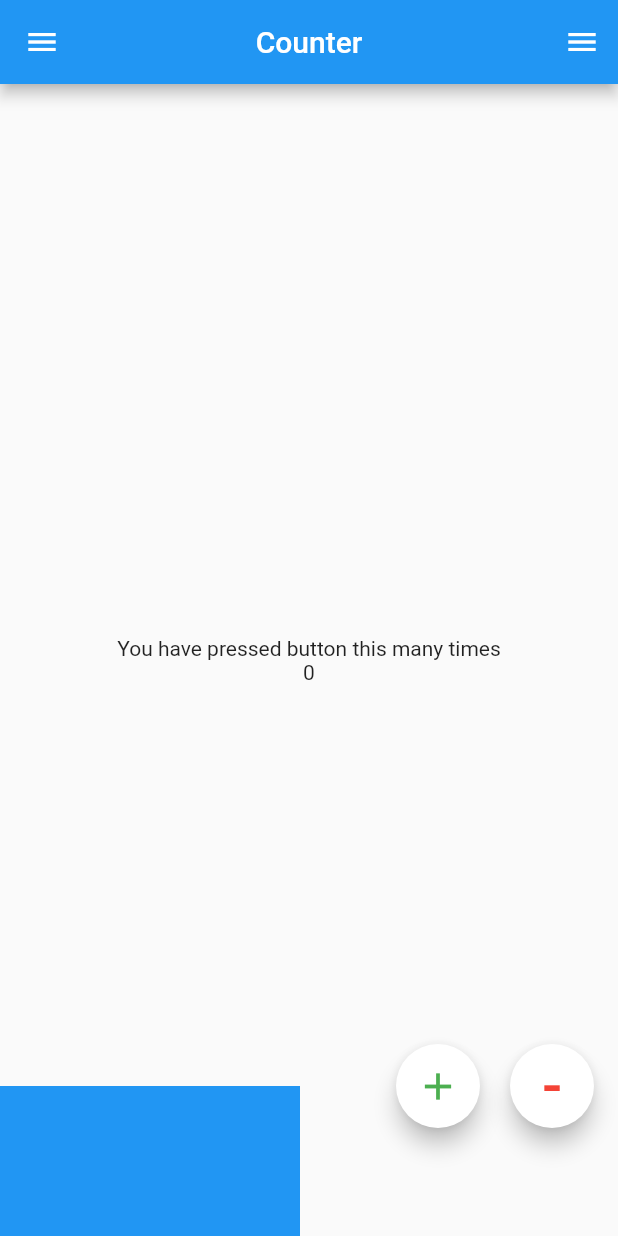
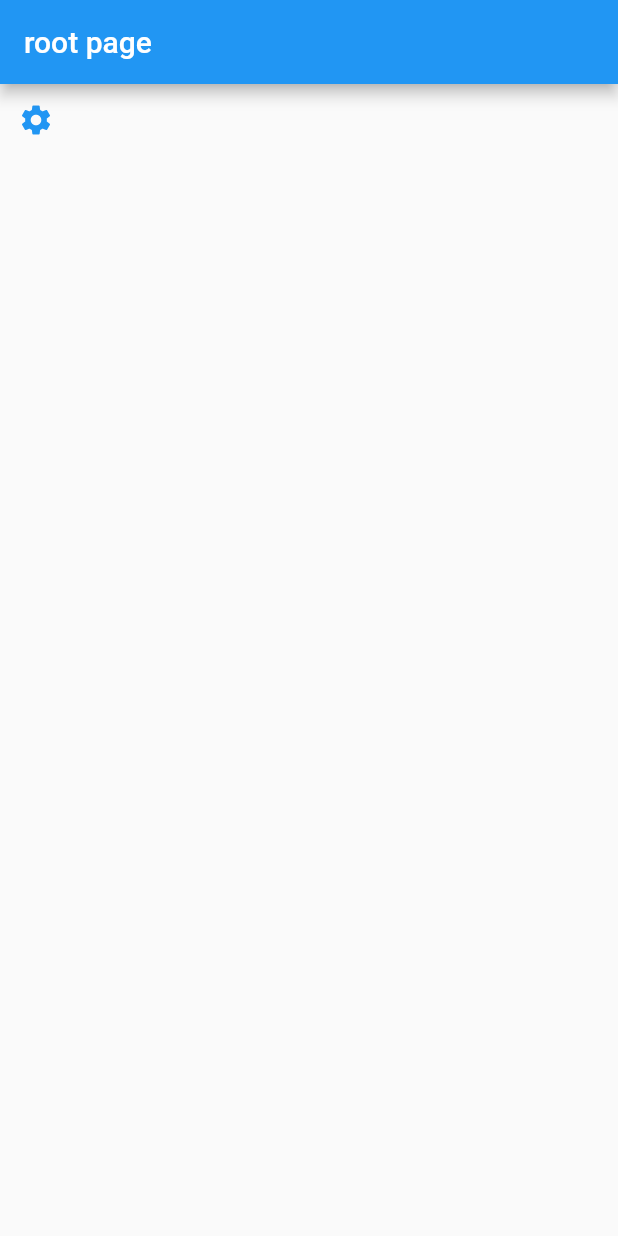
Before and after one commit to sharmashashi/GCA_DEC_JAN_FLUTTER, a Flutter app: the screen it shows after launch, on a phone screen of 412 x 824 dp. Run offline on Flutter 3.47's test engine with Material 2 defaults, Android fonts, the phone set to English and light mode, and no system bars.

Commit message:
custom widget with basic routing

```diff
--- a/lib/main.dart
+++ b/lib/main.dart
@@ -1,11 +1,11 @@
 import 'package:flutter/cupertino.dart';
 import 'package:flutter/material.dart';
 import 'package:flutter/widgets.dart';
-import 'package:fluttergca/screens/mycounter.dart';
+import 'package:fluttergca/screens/home.dart';
 
 void main() {
   runApp(MaterialApp(
     debugShowCheckedModeBanner: false,
-    home: MyCounter(),
+    home: Home(),
   ));
 }
--- a/lib/screens/mycounter.dart
+++ /dev/null
@@ -1,103 +0,0 @@
-import 'package:flutter/material.dart';
-import 'package:fluttergca/screens/multiplewidgets.dart';
-
-class MyCounter extends StatefulWidget {
-  @override
-  _MyCounterState createState() => _MyCounterState();
-}
-
-class _MyCounterState extends State<MyCounter> {
-  int _counterValue = 0;
-
-  @override
-  Widget build(BuildContext context) {
-    return Scaffold(
-      floatingActionButton: _actionButtons(),
-      appBar: _appBar(),
-      body: _body(),
-      endDrawer: _drawer(),
-      bottomSheet: Container(
-        height: 100,
-        width: 200,
-        color: Colors.blue,
-      ),
-      drawer: _drawer(),
-    );
-  }
-
-  Widget _drawer() {
-    return Drawer(
-      child: MultipleWidget(),
-    );
-  }
-
-  Widget _body() {
-    return Center(
-        child: Ink(
-      color: Colors.transparent,
-      child: Column(
-        mainAxisSize: MainAxisSize.min,
-        children: [
-          Text('You have pressed button this many times'),
-          Text('$_counterValue')
-        ],
-      ),
-    ));
-  }
-
-  Widget _appBar() {
-    return AppBar(
-      centerTitle: true,
-      title: Text("Counter"),
-    );
-  }
-
-  Widget _actionButtons() {
-    return Ink(
-      color: Colors.transparent,
-      child: Row(
-        mainAxisAlignment: MainAxisAlignment.end,
-        children: [
-          _button(() {
-            _increment();
-          },
-              Icon(
-                Icons.add,
-                size: 30,
-                color: Colors.green,
-              )),
-          SizedBox(
-            width: 20,
-          ),
-          _button(() {
-            _decrement();
-          },
-              Text(
-                "-",
-                style: TextStyle(color: Colors.red, fontSize: 40),
-              ))
-        ],
-      ),
-    );
-  }
-
-  Widget _button(Function onPressed, Widget child) {
-    return FloatingActionButton(
-      onPressed: onPressed,
-      child: child,
-      backgroundColor: Colors.white,
-    );
-  }
-
-  _increment() {
-    setState(() {
-      _counterValue++;
-    });
-  }
-
-  _decrement() {
-    setState(() {
-      _counterValue--;
-    });
-  }
-}
```
Also changed, not shown: lib/dart_basics/constructors.dart (added, +45 -0 lines), lib/screens/home.dart (+24 -70 lines), lib/screens/multiplewidgets.dart (deleted, +0 -68 lines), lib/screens/my_settings_tile.dart (added, +73 -0 lines), lib/screens/settings.dart (added, +128 -0 lines).
